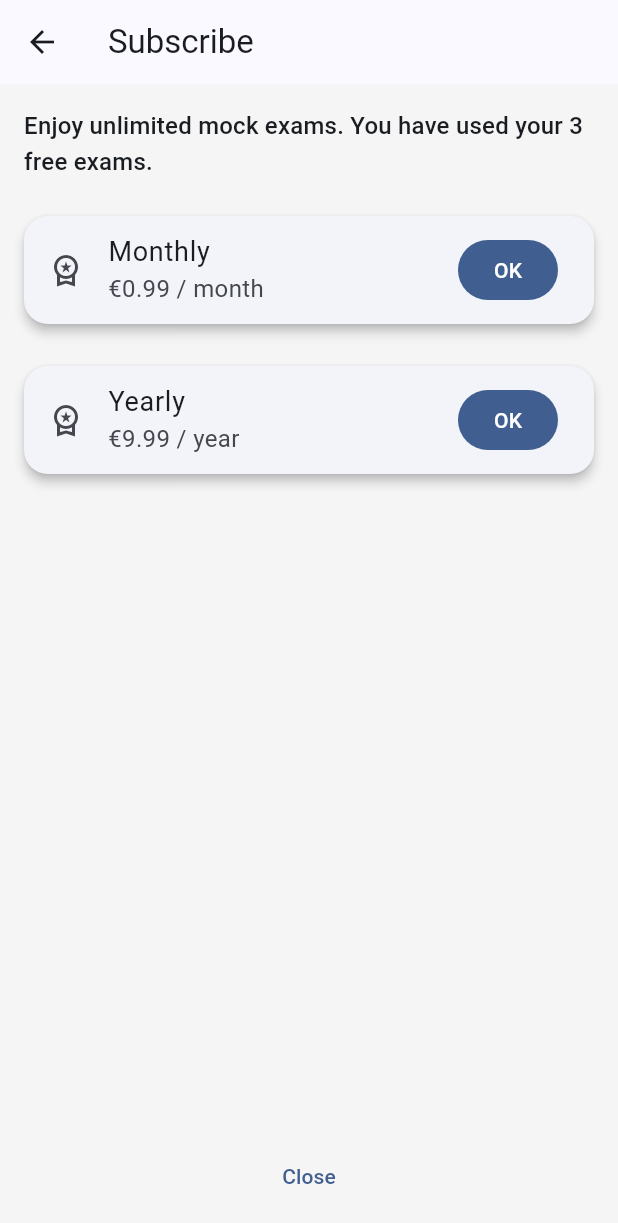
After one commit to GerritSchoo/citizenship_app, a Flutter app: the PaywallScreen screen opened directly, on a phone screen of 412 x 824 dp. The commit adds this screen. Shown: the top 1223 px of the screen. Run offline on Flutter 3.47's test engine with Material 3 defaults, Android fonts, the phone set to English and light mode, and no system bars; our stand-ins replace flutter_localized_locales, shared_preferences, sqflite, sqflite_common_ffi, sqflite_common_ffi_web; accounts and stored records are empty.

Commit message:
payment method

```diff
--- a/lib/app.dart
+++ b/lib/app.dart
@@ -24,6 +24,9 @@ class AppState extends State<App> {
   ThemeMode _themeMode = ThemeMode.system;
   final _messengerKey = GlobalKey<ScaffoldMessengerState>();
   Locale? _locale;
+  // Testing toggle: enable subscription lock after 3 trial exams
+  // Set to true to activate gating flows (menu + popup after trials)
+  static bool subscriptionLockEnabled = false;
 
   @override
   void initState() {
--- a/lib/l10n/app_de.arb
+++ b/lib/l10n/app_de.arb
@@ -175,4 +175,24 @@
   "@ach_exam_fast_name": {"description": "Prüfung in unter 10 Minuten bestanden"},
   "ach_exam_fast_desc": "Bestehe eine Probeprüfung in unter 10 Minuten.",
   "@ach_exam_fast_desc": {"description": "Beschreibung für schnelle bestandene Prüfung"}
+  ,
+  "menu_subscribe": "Abonnement",
+  "@menu_subscribe": {"description": "Overflow-Menüeintrag zum Öffnen der Paywall/Aboseite"}
+  ,
+  "paywall_title": "Abonnement",
+  "@paywall_title": {"description": "Titel der Paywall"},
+  "paywall_subtitle": "Unbegrenzte Probeprüfungen. Du hast deine 3 kostenlosen Prüfungen genutzt.",
+  "@paywall_subtitle": {"description": "Kurzer Paywall-Text"},
+  "paywall_monthly": "Monatlich",
+  "@paywall_monthly": {"description": "Label für Monatsplan"},
+  "paywall_yearly": "Jährlich",
+  "@paywall_yearly": {"description": "Label für Jahresplan"},
+  "trial_exhausted_title": "Testphase aufgebraucht",
+  "@trial_exhausted_title": {"description": "Dialogtitel, wenn kostenlose Testphase aufgebraucht ist"},
+  "trial_exhausted_body": "Du hast 3 kostenlose Probeprüfungen abgeschlossen. Abonniere, um unbegrenzten Zugriff zu erhalten.",
+  "@trial_exhausted_body": {"description": "Dialogtext für aufgebrauchte Testphase"},
+  "trial_subscribe": "Abonnieren",
+  "@trial_subscribe": {"description": "Abo-CTA"},
+  "trial_later": "Später",
+  "@trial_later": {"description": "Abo später"}
 }
--- a/lib/l10n/app_en.arb
+++ b/lib/l10n/app_en.arb
@@ -143,6 +143,9 @@
   "menu_achievements": "Achievements",
   "@menu_achievements": {"description": "Overflow menu entry to open Achievements screen"}
   ,
+  "menu_subscribe": "Subscribe",
+  "@menu_subscribe": {"description": "Overflow menu entry to open subscription/paywall screen"}
+  ,
   "ach_practice_10_name": "Getting started",
   "@ach_practice_10_name": {"description": "10 correct answers in practice"},
   "ach_practice_10_desc": "Reach 10 correct answers in practice.",
@@ -175,4 +178,21 @@
   "@ach_exam_fast_name": {"description": "Pass an exam in under 10 minutes"},
   "ach_exam_fast_desc": "Pass a mock exam in under 10 minutes.",
   "@ach_exam_fast_desc": {"description": "Description for fast pass exam"}
+  ,
+  "paywall_title": "Subscribe",
+  "@paywall_title": {"description": "Paywall screen title"},
+  "paywall_subtitle": "Enjoy unlimited mock exams. You have used your 3 free exams.",
+  "@paywall_subtitle": {"description": "Short paywall pitch"},
+  "paywall_monthly": "Monthly",
+  "@paywall_monthly": {"description": "Monthly plan label"},
+  "paywall_yearly": "Yearly",
+  "@paywall_yearly": {"description": "Yearly plan label"},
+  "trial_exhausted_title": "Free trial used",
+  "@trial_exhausted_title": {"description": "Dialog title when free trial is exhausted"},
+  "trial_exhausted_body": "You have completed 3 free mock exams. Subscribe to continue with unlimited access.",
+  "@trial_exhausted_body": {"description": "Dialog body for exhausted trial"},
+  "trial_subscribe": "Subscribe",
+  "@trial_subscribe": {"description": "Subscribe CTA"},
+  "trial_later": "Later",
+  "@trial_later": {"description": "Defer subscription CTA"}
 }
--- a/lib/l10n/app_localizations.dart
+++ b/lib/l10n/app_localizations.dart
@@ -782,6 +782,12 @@ abstract class AppLocalizations {
   /// **'Achievements'**
   String get menu_achievements;
 
+  /// Overflow menu entry to open subscription/paywall screen
+  ///
+  /// In en, this message translates to:
+  /// **'Subscribe'**
+  String get menu_subscribe;
+
   /// 10 correct answers in practice
   ///
   /// In en, this message translates to:
@@ -877,6 +883,54 @@ abstract class AppLocalizations {
   /// In en, this message translates to:
   /// **'Pass a mock exam in under 10 minutes.'**
   String get ach_exam_fast_desc;
+
+  /// Paywall screen title
+  ///
+  /// In en, this message translates to:
+  /// **'Subscribe'**
+  String get paywall_title;
+
+  /// Short paywall pitch
+  ///
+  /// In en, this message translates to:
+  /// **'Enjoy unlimited mock exams. You have used your 3 free exams.'**
+  String get paywall_subtitle;
+
+  /// Monthly plan label
+  ///
+  /// In en, this message translates to:
+  /// **'Monthly'**
+  String get paywall_monthly;
+
+  /// Yearly plan label
+  ///
+  /// In en, this message translates to:
+  /// **'Yearly'**
+  String get paywall_yearly;
+
+  /// Dialog title when free trial is exhausted
+  ///
+  /// In en, this message translates to:
+  /// **'Free trial used'**
+  String get trial_exhausted_title;
+
+  /// Dialog body for exhausted trial
+  ///
+  /// In en, this message translates to:
+  /// **'You have completed 3 free mock exams. Subscribe to continue with unlimited access.'**
+  String get trial_exhausted_body;
+
+  /// Subscribe CTA
+  ///
+  /// In en, this message translates to:
+  /// **'Subscribe'**
+  String get trial_subscribe;
+
+  /// Defer subscription CTA
+  ///
+  /// In en, this message translates to:
+  /// **'Later'**
+  String get trial_later;
 }
 
 class _AppLocalizationsDelegate
--- a/lib/l10n/app_localizations_en.dart
+++ b/lib/l10n/app_localizations_en.dart
@@ -378,6 +378,9 @@ class AppLocalizationsEn extends AppLocalizations {
   String get menu_achievements => 'Achievements';
 
   @override
+  String get menu_subscribe => 'Subscribe';
+
+  @override
   String get ach_practice_10_name => 'Getting started';
 
   @override
@@ -427,4 +430,30 @@ class AppLocalizationsEn extends AppLocalizations {
 
   @override
   String get ach_exam_fast_desc => 'Pass a mock exam in under 10 minutes.';
+
+  @override
+  String get paywall_title => 'Subscribe';
+
+  @override
+  String get paywall_subtitle =>
+      'Enjoy unlimited mock exams. You have used your 3 free exams.';
+
+  @override
+  String get paywall_monthly => 'Monthly';
+
+  @override
+  String get paywall_yearly => 'Yearly';
+
+  @override
+  String get trial_exhausted_title => 'Free trial used';
+
+  @override
+  String get trial_exhausted_body =>
+      'You have completed 3 free mock exams. Subscribe to continue with unlimited access.';
+
+  @override
+  String get trial_subscribe => 'Subscribe';
+
+  @override
+  String get trial_later => 'Later';
 }
--- /dev/null
+++ b/lib/src/screens/paywall_screen.dart
@@ -0,0 +1,43 @@
+import 'package:flutter/material.dart';
+import '../../l10n/app_localizations.dart';
+
+class PaywallScreen extends StatelessWidget {
+  const PaywallScreen({super.key});
+
+  @override
+  Widget build(BuildContext context) {
+    final l10n = AppLocalizations.of(context);
+    return Scaffold(
+      appBar: AppBar(title: Text(l10n.paywall_title)),
+      body: Padding(
+        padding: const EdgeInsets.all(16),
+        child: Column(
+          crossAxisAlignment: CrossAxisAlignment.stretch,
+          children: [
+            Text(l10n.paywall_subtitle, style: Theme.of(context).textTheme.titleMedium),
+            const SizedBox(height: 16),
+            Card(
+              child: ListTile(
+                leading: const Icon(Icons.workspace_premium_outlined),
+                title: Text(l10n.paywall_monthly),
+                subtitle: const Text('€0.99 / month'),
+                trailing: FilledButton(onPressed: () => Navigator.of(context).maybePop(), child: const Text('OK')),
+              ),
+            ),
+            const SizedBox(height: 12),
+            Card(
+              child: ListTile(
+                leading: const Icon(Icons.workspace_premium_outlined),
+                title: Text(l10n.paywall_yearly),
+                subtitle: const Text('€9.99 / year'),
+                trailing: FilledButton(onPressed: () => Navigator.of(context).maybePop(), child: const Text('OK')),
+              ),
+            ),
+            const Spacer(),
+            Center(child: TextButton(onPressed: () => Navigator.of(context).maybePop(), child: const Text('Close'))),
+          ],
+        ),
+      ),
+    );
+  }
+}
```
Also changed, not shown: lib/l10n/app_localizations_de.dart (+29 -0 lines), lib/src/screens/home_screen.dart (+24 -4 lines), lib/src/screens/mock_exam_result_screen.dart (+31 -0 lines), lib/src/screens/mock_exam_rules_screen.dart (+32 -1 lines).
